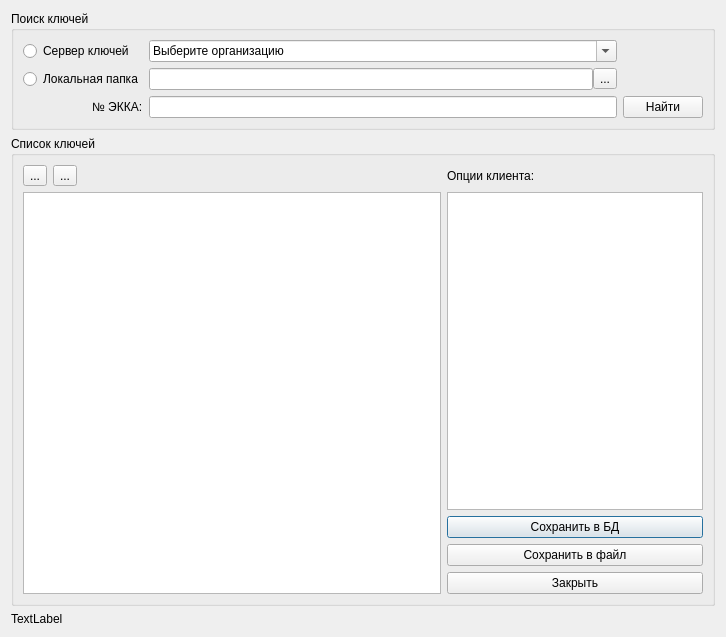
Qt form FindKeysDialog/findkeysdialog.ui (rust3128/CentralMposKeys) before a commit.
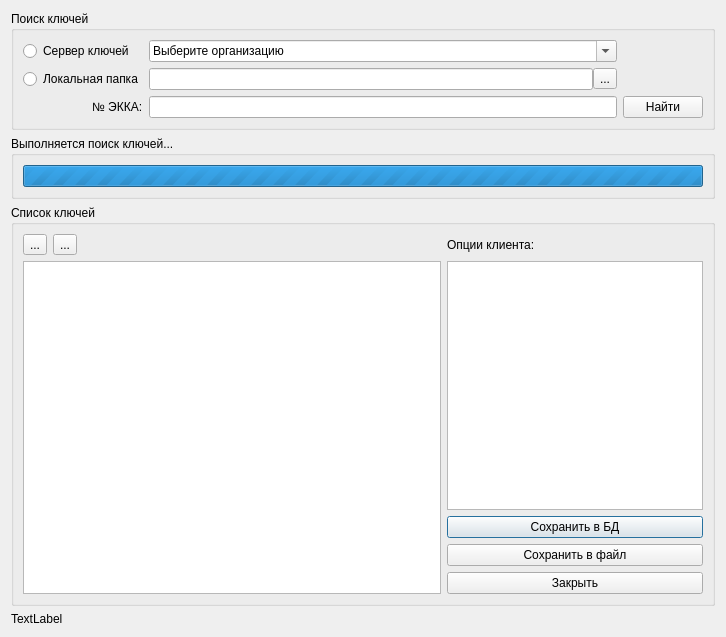
The same form after that commit. Icons and pictures are not drawn.

What changed in the file:
```diff
--- a/FindKeysDialog/findkeysdialog.ui
+++ b/FindKeysDialog/findkeysdialog.ui
@@ -13,8 +13,8 @@
   <property name="windowTitle">
    <string>Dialog</string>
   </property>
-  <layout class="QGridLayout" name="gridLayout_3" rowstretch="0,1,0,0">
-   <item row="0" column="0">
+  <layout class="QGridLayout" name="gridLayout_4" rowstretch="0,0,1,0">
+   <item row="0" column="0" colspan="2">
     <widget class="QGroupBox" name="groupBox">
      <property name="title">
       <string>Поиск ключей</string>
@@ -92,7 +92,7 @@
      </layout>
     </widget>
    </item>
-   <item row="1" column="0">
+   <item row="2" column="0" colspan="2">
     <widget class="QGroupBox" name="groupBoxRro">
      <property name="title">
       <string>Список ключей</string>
@@ -228,6 +228,31 @@
      </property>
     </widget>
    </item>
+   <item row="1" column="0" colspan="2">
+    <widget class="QGroupBox" name="groupBoxProgress">
+     <property name="title">
+      <string>Выполняется поиск ключей...</string>
+     </property>
+     <layout class="QGridLayout" name="gridLayout_3">
+      <item row="0" column="0">
+       <widget class="QProgressBar" name="progressBar">
+        <property name="maximum">
+         <number>0</number>
+        </property>
+        <property name="value">
+         <number>-1</number>
+        </property>
+        <property name="textVisible">
+         <bool>true</bool>
+        </property>
+        <property name="format">
+         <string/>
+        </property>
+       </widget>
+      </item>
+     </layout>
+    </widget>
+   </item>
   </layout>
  </widget>
  <resources>
```
